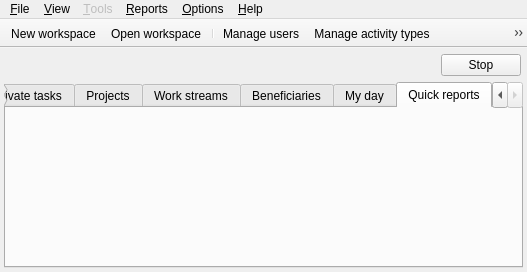
Old version of the form Src.QT/tt3-skin-admin/MainFrame.ui in the repository akapustiatyahoocouk/TimeTracker3.
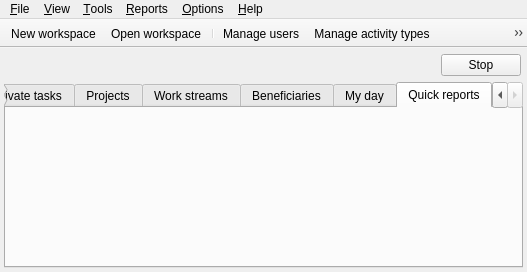
New version of the form. Icons and pictures are not drawn.

The edit to the form file:
```diff
--- a/Src.QT/tt3-skin-admin/MainFrame.ui
+++ b/Src.QT/tt3-skin-admin/MainFrame.ui
@@ -256,7 +256,7 @@
    </widget>
    <widget class="QMenu" name="menuTools">
     <property name="enabled">
-     <bool>false</bool>
+     <bool>true</bool>
     </property>
     <property name="title">
      <string>&amp;Tools</string>
```
